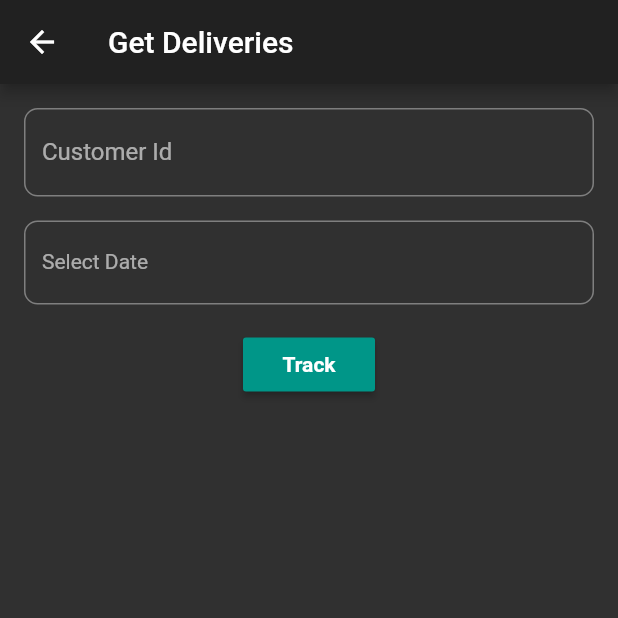
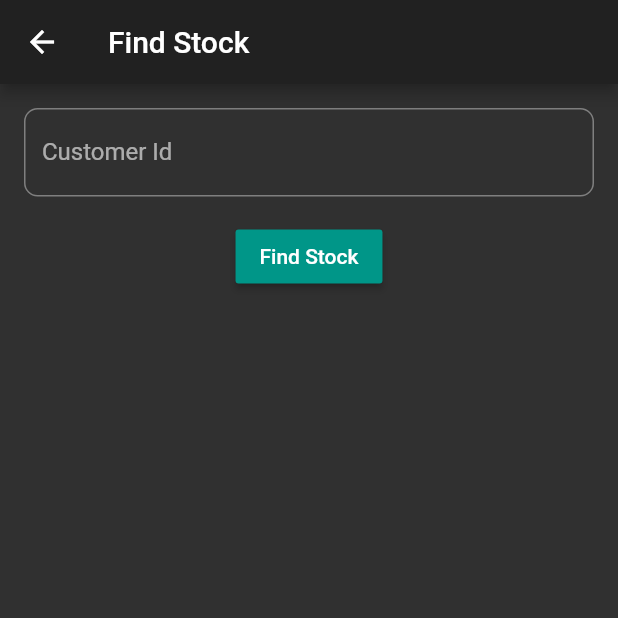
Before and after one commit to usmanali353/Sales-Management, a Flutter app: the screen it shows after launch, after a tap on "Get OnHand stock of a customer", on a phone screen of 412 x 824 dp, the top half of it. Run offline on Flutter 3.47's test engine with Material 2 defaults, Android fonts, the phone set to English and light mode, and no system bars; drawn by our look-alikes of flutter_form_builder; our stand-ins replace font_awesome_flutter, progress_dialog; network calls fail.

Commit message:
Implemented Remaining Stock and Finished Stock

```diff
--- /dev/null
+++ b/lib/GetStock.dart
@@ -0,0 +1,67 @@
+import 'package:flutter/material.dart';
+import 'package:flutter_form_builder/flutter_form_builder.dart';
+import 'package:salesmanagement/StockItemsList.dart';
+
+class GetStock extends StatefulWidget{
+  var zero;
+
+  GetStock(this.zero);
+
+  @override
+  State<StatefulWidget> createState() {
+    // TODO: implement createState
+    return _GetStock(zero);
+  }
+
+}
+class _GetStock extends State<GetStock>{
+  var customerId,zero;
+
+  _GetStock(this.zero);
+
+  @override
+  void initState() {
+   customerId=TextEditingController();
+    super.initState();
+  }
+  @override
+  Widget build(BuildContext context) {
+    // TODO: implement build
+    return Scaffold(
+      appBar: AppBar(title: Text("Find Stock"),),
+      body: Column(
+        children: <Widget>[
+          FormBuilder(
+            child: Column(
+              children: <Widget>[
+                Padding(
+                  padding: const EdgeInsets.all(16),
+                  child: FormBuilderTextField(
+                    controller: customerId,
+                    attribute: "Customer Id",
+                    validators: [FormBuilderValidators.required()],
+                    decoration: InputDecoration(labelText: "Customer Id",
+                      border: OutlineInputBorder(
+                          borderRadius: BorderRadius.circular(9.0),
+                          borderSide: BorderSide(color: Colors.teal, width: 1.0)
+                      ),
+                    ),
+                  ),
+                ),
+                MaterialButton(
+                  color: Colors.teal,
+                  onPressed: (){
+                     Navigator.push(context, MaterialPageRoute(builder: (context)=>StockItemsList(zero,customerId.text)));
+                  },
+
+                  child: Text("Find Stock",style:TextStyle(color: Colors.white),),
+                ),
+              ],
+            ),
+          )
+        ],
+      ),
+    );
+  }
+
+}
--- a/lib/HomePage.dart
+++ b/lib/HomePage.dart
@@ -2,6 +2,7 @@ import 'package:flutter/material.dart';
 import 'package:font_awesome_flutter/font_awesome_flutter.dart';
 import 'package:salesmanagement/Find_Orders.dart';
 import 'package:salesmanagement/GetDeliveries.dart';
+import 'package:salesmanagement/GetStock.dart';
 import 'GetSalesOrder.dart';
 
 class HomePage extends StatefulWidget{
@@ -51,16 +52,16 @@ class _HomePageState extends State<HomePage>{
                     subtitle: Text("Get OnHand stock those have quantities more than zero"),
                     leading: Icon(FontAwesomeIcons.boxes,size: 40,),
                     onTap: (){
-                      Navigator.push(context, MaterialPageRoute(builder: (context)=>GetDeliveries()));
+                      Navigator.push(context, MaterialPageRoute(builder: (context)=>GetStock(false)));
                     },
                   ),
                   Divider(),
                   ListTile(
                     title: Text("Get OnHand stock of a customer"),
-                    subtitle: Text("Get OnHand stock those have quantities zero"),
+                    subtitle: Text("Get OnHand stock those have quantities equal to zero"),
                     leading: Icon(FontAwesomeIcons.boxes,size: 40,),
                     onTap: (){
-                      Navigator.push(context, MaterialPageRoute(builder: (context)=>GetDeliveries()));
+                      Navigator.push(context, MaterialPageRoute(builder: (context)=>GetStock(true)));
                     },
                   ),
                   Divider(),
--- a/lib/Network_Operations.dart
+++ b/lib/Network_Operations.dart
@@ -25,16 +25,16 @@ class Network_Operations {
     }else
       return null;
   }
-  static Future<String> GetCustomerOnHand(String CustomerId,String PageNo,String PageSize) async{
-    final response = await http.get('http://sales.arabianceramics.com/AcmcMobileServices/SalesService.svc/GetCustomerOnHand/'+CustomerId+'/'+PageNo+'/'+PageSize);
+  static Future<String> GetCustomerOnHand(String CustomerId,int PageNo,int PageSize) async{
+    final response = await http.get('http://sales.arabianceramics.com/AcmcMobileServices/SalesService.svc/GetCustomerOnHand/'+CustomerId+'/'+PageNo.toString()+'/'+PageSize.toString());
     debugPrint(response.body);
     if(response.statusCode==200) {
       return response.body;
     }else
       return null;
   }
-  static Future<String> GetCustomerOnHandNoStock(String CustomerId,String PageNo,String PageSize) async{
-    final response = await http.get('http://sales.arabianceramics.com/AcmcMobileServices/SalesService.svc/GetCustomerOnHandNoStock/'+CustomerId+'/'+PageNo+'/'+PageSize);
+  static Future<String> GetCustomerOnHandNoStock(String CustomerId,int PageNo,int PageSize) async{
+    final response = await http.get('http://sales.arabianceramics.com/AcmcMobileServices/SalesService.svc/GetCustomerOnHandNoStock/'+CustomerId+'/'+PageNo.toString()+'/'+PageSize.toString());
     debugPrint(response.body);
     if(response.statusCode==200) {
       return response.body;
```
Also changed, not shown: lib/StockItemsDetails.dart (added, +52 -0 lines), lib/StockItemsList.dart (added, +82 -0 lines).
